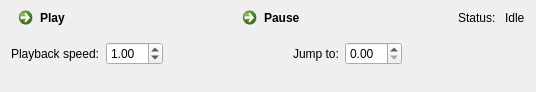
openpilot/OpenPilot, file ground/openpilotgcs/src/plugins/logging/logging.ui: the form before one commit.
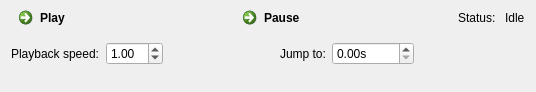
The form after the commit. Icons and pictures are not drawn.

Commit message: Changed maximum number of digits in "Jump to" GUI field.

Patch:
```diff
--- a/ground/openpilotgcs/src/plugins/logging/logging.ui
+++ b/ground/openpilotgcs/src/plugins/logging/logging.ui
@@ -154,6 +154,12 @@
            <height>16777215</height>
           </size>
          </property>
+         <property name="suffix">
+          <string>s</string>
+         </property>
+         <property name="maximum">
+          <double>9999999.000000000000000</double>
+         </property>
         </widget>
        </item>
        <item>
```
